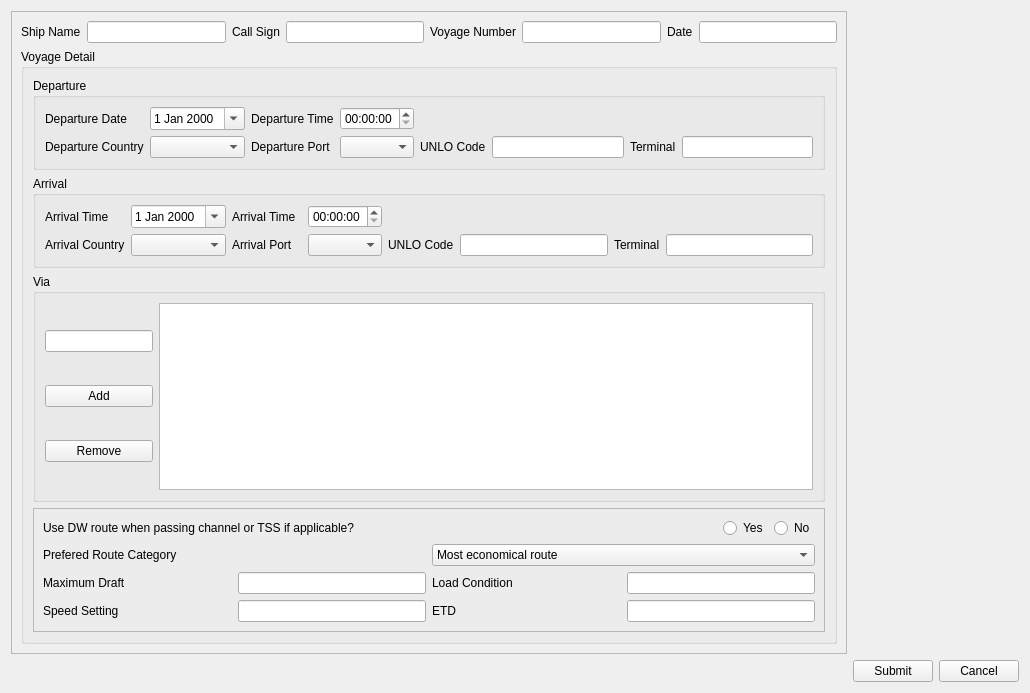
Qt form QtUi/requestRoute.ui (heavenlxj/emgui) before a commit.
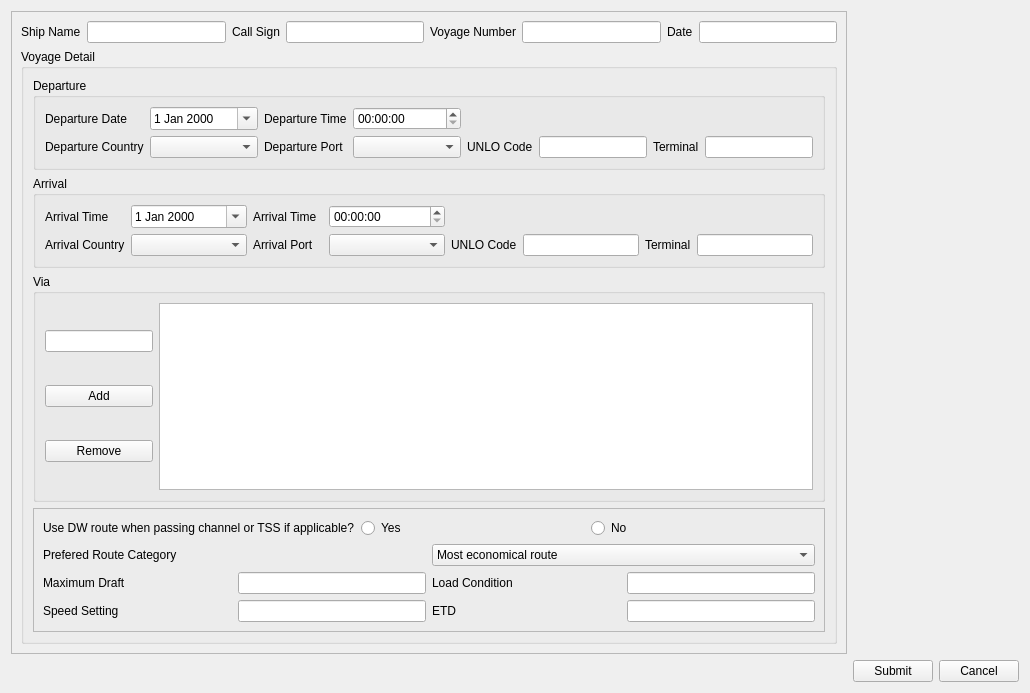
The same form after that commit.

```diff
--- a/QtUi/requestRoute.ui
+++ b/QtUi/requestRoute.ui
@@ -89,6 +89,12 @@
            <layout class="QGridLayout" name="gridLayout">
             <item row="0" column="1">
              <widget class="QDateEdit" name="depart_date_edit">
+              <property name="sizePolicy">
+               <sizepolicy hsizetype="Preferred" vsizetype="Fixed">
+                <horstretch>0</horstretch>
+                <verstretch>0</verstretch>
+               </sizepolicy>
+              </property>
               <property name="calendarPopup">
                <bool>true</bool>
               </property>
@@ -96,16 +102,36 @@
             </item>
             <item row="1" column="2">
              <widget class="QLabel" name="label_11">
+              <property name="sizePolicy">
+               <sizepolicy hsizetype="Fixed" vsizetype="Preferred">
+                <horstretch>0</horstretch>
+                <verstretch>0</verstretch>
+               </sizepolicy>
+              </property>
               <property name="text">
                <string>Departure Port</string>
               </property>
              </widget>
             </item>
             <item row="1" column="5">
-             <widget class="QLineEdit" name="unlo_departure_edit"/>
+             <widget class="QLineEdit" name="departure_unlo_edit">
+              <property name="sizePolicy">
+               <sizepolicy hsizetype="Preferred" vsizetype="Fixed">
+                <horstretch>0</horstretch>
+                <verstretch>0</verstretch>
+               </sizepolicy>
+              </property>
+             </widget>
             </item>
             <item row="1" column="7">
-             <widget class="QLineEdit" name="terminal_depature"/>
+             <widget class="QLineEdit" name="depature_terminal">
+              <property name="sizePolicy">
+               <sizepolicy hsizetype="Preferred" vsizetype="Fixed">
+                <horstretch>0</horstretch>
+                <verstretch>0</verstretch>
+               </sizepolicy>
+              </property>
+             </widget>
             </item>
             <item row="1" column="3">
              <widget class="QComboBox" name="departure_port_combo"/>
@@ -116,7 +142,7 @@
             <item row="1" column="0">
              <widget class="QLabel" name="label_10">
               <property name="sizePolicy">
-               <sizepolicy hsizetype="Preferred" vsizetype="Preferred">
+               <sizepolicy hsizetype="Fixed" vsizetype="Preferred">
                 <horstretch>0</horstretch>
                 <verstretch>0</verstretch>
                </sizepolicy>
@@ -128,6 +154,12 @@
             </item>
             <item row="1" column="6">
              <widget class="QLabel" name="label_13">
+              <property name="sizePolicy">
+               <sizepolicy hsizetype="Fixed" vsizetype="Preferred">
+                <horstretch>0</horstretch>
+                <verstretch>0</verstretch>
+               </sizepolicy>
+              </property>
               <property name="text">
                <string>Terminal</string>
               </property>
@@ -135,6 +167,12 @@
             </item>
             <item row="0" column="2">
              <widget class="QLabel" name="label_7">
+              <property name="sizePolicy">
+               <sizepolicy hsizetype="Fixed" vsizetype="Preferred">
+                <horstretch>0</horstretch>
+                <verstretch>0</verstretch>
+               </sizepolicy>
+              </property>
               <property name="text">
                <string>Departure Time</string>
               </property>
@@ -142,6 +180,12 @@
             </item>
             <item row="1" column="4">
              <widget class="QLabel" name="label_12">
+              <property name="sizePolicy">
+               <sizepolicy hsizetype="Fixed" vsizetype="Preferred">
+                <horstretch>0</horstretch>
+                <verstretch>0</verstretch>
+               </sizepolicy>
+              </property>
               <property name="text">
                <string>UNLO Code</string>
               </property>
@@ -149,6 +193,12 @@
             </item>
             <item row="0" column="3">
              <widget class="QTimeEdit" name="departure_time_edit">
+              <property name="sizePolicy">
+               <sizepolicy hsizetype="Preferred" vsizetype="Fixed">
+                <horstretch>0</horstretch>
+                <verstretch>0</verstretch>
+               </sizepolicy>
+              </property>
               <property name="calendarPopup">
                <bool>true</bool>
               </property>
@@ -157,7 +207,7 @@
             <item row="0" column="0">
              <widget class="QLabel" name="label_6">
               <property name="sizePolicy">
-               <sizepolicy hsizetype="Preferred" vsizetype="Preferred">
+               <sizepolicy hsizetype="Fixed" vsizetype="Preferred">
                 <horstretch>0</horstretch>
                 <verstretch>0</verstretch>
                </sizepolicy>
@@ -178,25 +228,51 @@
            <layout class="QGridLayout" name="gridLayout_2">
             <item row="1" column="2">
              <widget class="QLabel" name="label_15">
+              <property name="sizePolicy">
+               <sizepolicy hsizetype="Fixed" vsizetype="Preferred">
+                <horstretch>0</horstretch>
+                <verstretch>0</verstretch>
+               </sizepolicy>
+              </property>
               <property name="text">
                <string>Arrival Port</string>
               </property>
              </widget>
             </item>
             <item row="1" column="5">
-             <widget class="QLineEdit" name="arrival_unlo_code"/>
+             <widget class="QLineEdit" name="arrival_unlo_edit">
+              <property name="sizePolicy">
+               <sizepolicy hsizetype="Preferred" vsizetype="Fixed">
+                <horstretch>0</horstretch>
+                <verstretch>0</verstretch>
+               </sizepolicy>
+              </property>
+             </widget>
             </item>
             <item row="1" column="7">
-             <widget class="QLineEdit" name="arrival_terminal"/>
+             <widget class="QLineEdit" name="arrival_terminal">
+              <property name="sizePolicy">
+               <sizepolicy hsizetype="Preferred" vsizetype="Fixed">
+                <horstretch>0</horstretch>
+                <verstretch>0</verstretch>
+               </sizepolicy>
+              </property>
+             </widget>
             </item>
             <item row="1" column="1">
-             <widget class="QComboBox" name="arrival_country_edit"/>
+             <widget class="QComboBox" name="arrival_country_combo"/>
             </item>
             <item row="1" column="3">
              <widget class="QComboBox" name="arrival_port_combo"/>
             </item>
             <item row="1" column="0">
              <widget class="QLabel" name="label_14">
+              <property name="sizePolicy">
+               <sizepolicy hsizetype="Fixed" vsizetype="Preferred">
+                <horstretch>0</horstretch>
+                <verstretch>0</verstretch>
+               </sizepolicy>
+              </property>
               <property name="text">
                <string>Arrival Country</string>
               </property>
@@ -204,6 +280,12 @@
             </item>
             <item row="1" column="4">
              <widget class="QLabel" name="label_16">
+              <property name="sizePolicy">
+               <sizepolicy hsizetype="Fixed" vsizetype="Preferred">
+                <horstretch>0</horstretch>
+                <verstretch>0</verstretch>
+               </sizepolicy>
+              </property>
               <property name="text">
                <string>UNLO Code</string>
               </property>
@@ -211,6 +293,12 @@
             </item>
             <item row="1" column="6">
              <widget class="QLabel" name="label_17">
+              <property name="sizePolicy">
+               <sizepolicy hsizetype="Fixed" vsizetype="Preferred">
+                <horstretch>0</horstretch>
+                <verstretch>0</verstretch>
+               </sizepolicy>
+              </property>
               <property name="text">
                <string>Terminal</string>
               </property>
@@ -218,6 +306,12 @@
             </item>
             <item row="0" column="0">
              <widget class="QLabel" name="label_8">
+              <property name="sizePolicy">
+               <sizepolicy hsizetype="Fixed" vsizetype="Preferred">
+                <horstretch>0</horstretch>
+                <verstretch>0</verstretch>
+               </sizepolicy>
+              </property>
               <property name="text">
                <string>Arrival Time     </string>
               </property>
@@ -225,6 +319,12 @@
             </item>
             <item row="0" column="2">
              <widget class="QLabel" name="label_9">
+              <property name="sizePolicy">
+               <sizepolicy hsizetype="Fixed" vsizetype="Preferred">
+                <horstretch>0</horstretch>
+                <verstretch>0</verstretch>
+               </sizepolicy>
+              </property>
               <property name="text">
                <string>Arrival Time  </string>
               </property>
@@ -232,6 +332,12 @@
             </item>
             <item row="0" column="1">
              <widget class="QDateEdit" name="arrival_date_edit">
+              <property name="sizePolicy">
+               <sizepolicy hsizetype="Preferred" vsizetype="Fixed">
+                <horstretch>0</horstretch>
+                <verstretch>0</verstretch>
+               </sizepolicy>
+              </property>
               <property name="calendarPopup">
                <bool>true</bool>
               </property>
@@ -239,6 +345,12 @@
             </item>
             <item row="0" column="3">
              <widget class="QTimeEdit" name="arrival_time_edit">
+              <property name="sizePolicy">
+               <sizepolicy hsizetype="Preferred" vsizetype="Fixed">
+                <horstretch>0</horstretch>
+                <verstretch>0</verstretch>
+               </sizepolicy>
+              </property>
               <property name="calendarPopup">
                <bool>true</bool>
               </property>
@@ -256,7 +368,7 @@
             <item row="0" column="0">
              <layout class="QVBoxLayout" name="_2">
               <item>
-               <widget class="QLineEdit" name="lineEdit">
+               <widget class="QLineEdit" name="via_name_edit">
                 <property name="sizePolicy">
                  <sizepolicy hsizetype="Fixed" vsizetype="Fixed">
                   <horstretch>0</horstretch>
@@ -266,7 +378,7 @@
                </widget>
               </item>
               <item>
-               <widget class="QPushButton" name="add_btn">
+               <widget class="QPushButton" name="add_via_btn">
                 <property name="sizePolicy">
                  <sizepolicy hsizetype="Minimum" vsizetype="Fixed">
                   <horstretch>0</horstretch>
@@ -279,7 +391,7 @@
                </widget>
               </item>
               <item>
-               <widget class="QPushButton" name="pushButton">
+               <widget class="QPushButton" name="remove_via_btn">
                 <property name="sizePolicy">
                  <sizepolicy hsizetype="Minimum" vsizetype="Fixed">
                   <horstretch>0</horstretch>
@@ -294,7 +406,7 @@
              </layout>
             </item>
             <item row="0" column="1">
-             <widget class="QListView" name="listView">
+             <widget class="QListView" name="via_listview">
               <property name="sizePolicy">
                <sizepolicy hsizetype="Expanding" vsizetype="Expanding">
                 <horstretch>0</horstretch>
@@ -333,7 +445,7 @@
               <item>
                <widget class="QRadioButton" name="use_dw_route_yes_radio">
                 <property name="sizePolicy">
-                 <sizepolicy hsizetype="Maximum" vsizetype="Preferred">
+                 <sizepolicy hsizetype="Preferred" vsizetype="Preferred">
                   <horstretch>0</horstretch>
                   <verstretch>0</verstretch>
                  </sizepolicy>
@@ -346,7 +458,7 @@
               <item>
                <widget class="QRadioButton" name="use_dw_route_no_radio">
                 <property name="sizePolicy">
-                 <sizepolicy hsizetype="Maximum" vsizetype="Preferred">
+                 <sizepolicy hsizetype="Preferred" vsizetype="Preferred">
                   <horstretch>0</horstretch>
                   <verstretch>0</verstretch>
                  </sizepolicy>
```
